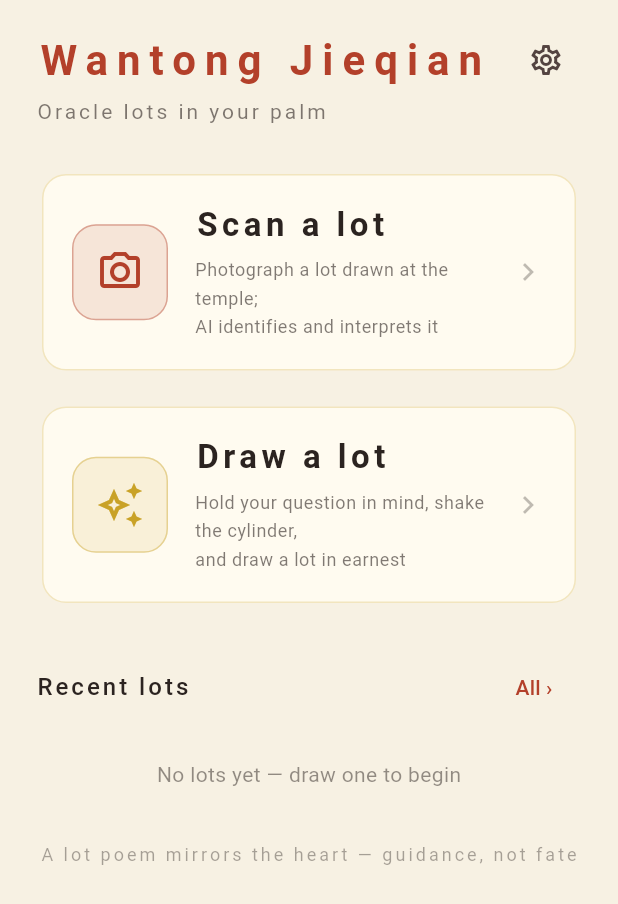
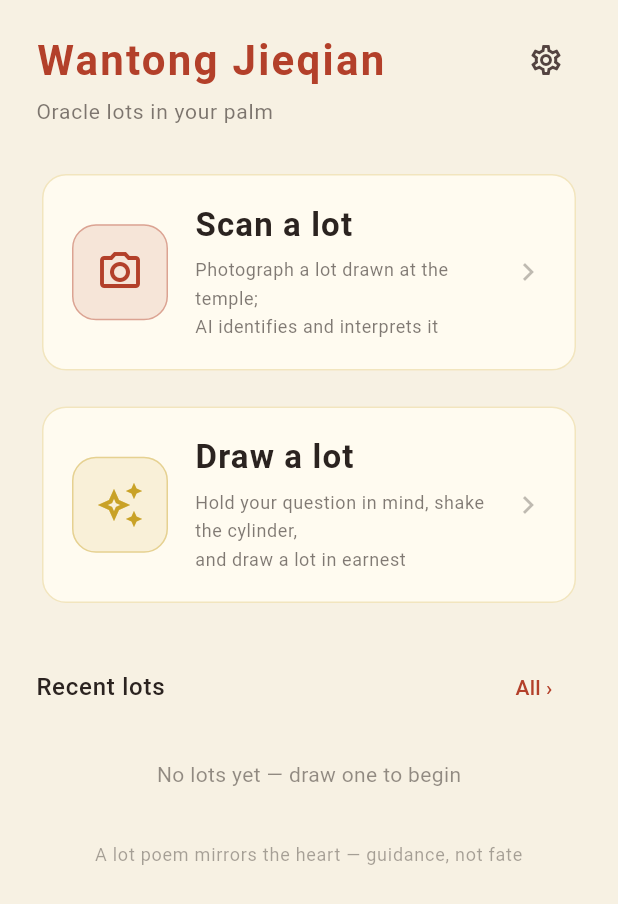
Before and after one commit to kth2/MindLot_app, a Flutter app: the screen it shows after launch, on a phone screen of 412 x 824 dp. Shown: the top 904 px of the screen. Run offline on Flutter 3.47's test engine with Material 3 defaults, Android fonts, the phone set to English and light mode, and no system bars; our stand-ins replace audioplayers, camera, flutter_riverpod, go_router, google_fonts, image_picker and 2 more; Roboto replaces fonts that are missing (Noto Serif Tc).

Commit message:
Fix header overflow that pushed the Settings button off-screen
On an English UI the home title overflowed by ~53px and shoved the gear
icon past the right edge, making Settings unreachable (so the API key
couldn't be entered).

- Home header: title now sits in an Expanded + FittedBox(scaleDown), so
  the Settings button stays on screen for any localized name length;
  "Recent lots" row gets Flexible + ellipsis for the same reason
- Add scriptSpacing(): generous letter-spacing suits square CJK glyphs but
  makes Latin text sprawl and overflow — it now returns the wide value for
  zh and a quarter of it otherwise. Applied to every title with tracking
  >= 3 across home, draw, 擲筊, lot detail, manual input and the share card
- Cap text scaling at 1.3x in MaterialApp.builder so a large system font
  setting can't reintroduce overflow

Co-Authored-By: Claude Opus 4.8 <noreply@anthropic.com>
Claude-Session: https://claude.ai/code/session_01T5hfJBLn3faePgzVBpVyjT

```diff
--- a/lib/app.dart
+++ b/lib/app.dart
@@ -44,6 +44,18 @@ class MindLotApp extends ConsumerWidget {
             ? const Locale.fromSubtags(languageCode: 'zh', scriptCode: 'Hant')
             : const Locale('en');
       },
+      // Honour the device font-size setting, but cap it: this UI has wide
+      // letter-spacing and long localized strings, and beyond ~1.3x rows
+      // start to overflow on narrow phones.
+      builder: (context, child) {
+        final mq = MediaQuery.of(context);
+        return MediaQuery(
+          data: mq.copyWith(
+            textScaler: mq.textScaler.clamp(maxScaleFactor: 1.3),
+          ),
+          child: child!,
+        );
+      },
       routerConfig: appRouter,
     );
   }
--- a/lib/core/theme/app_theme.dart
+++ b/lib/core/theme/app_theme.dart
@@ -2,6 +2,14 @@ import 'package:flutter/material.dart';
 import 'package:google_fonts/google_fonts.dart';
 
 import 'app_colors.dart';
+
+/// Letter-spacing tuned for the current UI language.
+///
+/// Generous tracking suits square CJK glyphs, but the same value makes Latin
+/// text sprawl — and overflow narrow phones. Returns [cjk] for Chinese, a
+/// much tighter value otherwise.
+double scriptSpacing(BuildContext context, double cjk) =>
+    Localizations.localeOf(context).languageCode == 'zh' ? cjk : cjk * 0.25;
 
 /// Light & dark themes with Noto Serif TC for a classical, engraved feel.
 abstract final class AppTheme {
--- a/lib/features/draw/draw_screen.dart
+++ b/lib/features/draw/draw_screen.dart
@@ -6,6 +6,7 @@ import 'package:go_router/go_router.dart';
 
 import '../../core/router/app_router.dart';
 import '../../core/theme/app_colors.dart';
+import '../../core/theme/app_theme.dart';
 import '../../data/models/lot.dart';
 import '../../data/models/lot_set.dart';
 import '../../l10n/app_localizations.dart';
@@ -224,7 +225,7 @@ class _RevealCard extends StatelessWidget {
             children: [
               Text(l10n.youDrew,
                   style: theme.textTheme.bodyMedium?.copyWith(
-                    letterSpacing: 4,
+                    letterSpacing: scriptSpacing(context, 4),
                     color: theme.colorScheme.onSurface.withValues(alpha: 0.6),
                   )),
               const SizedBox(height: 8),
--- a/lib/features/home/home_screen.dart
+++ b/lib/features/home/home_screen.dart
@@ -3,6 +3,7 @@ import 'package:flutter_riverpod/flutter_riverpod.dart';
 import 'package:go_router/go_router.dart';
 
 import '../../core/theme/app_colors.dart';
+import '../../core/theme/app_theme.dart';
 import '../../l10n/app_localizations.dart';
 import '../../providers/history_provider.dart';
 
@@ -25,14 +26,23 @@ class HomeScreen extends ConsumerWidget {
             crossAxisAlignment: CrossAxisAlignment.stretch,
             children: [
               Row(
-                mainAxisAlignment: MainAxisAlignment.spaceBetween,
                 children: [
-                  Text(l10n.appName,
-                      style: theme.textTheme.headlineMedium?.copyWith(
-                        fontWeight: FontWeight.w700,
-                        letterSpacing: 6,
-                        color: AppColors.vermilion,
-                      )),
+                  // Expanded + scaleDown keeps the settings button reachable
+                  // however long the localized app name is.
+                  Expanded(
+                    child: FittedBox(
+                      fit: BoxFit.scaleDown,
+                      alignment: Alignment.centerLeft,
+                      child: Text(l10n.appName,
+                          maxLines: 1,
+                          style: theme.textTheme.headlineMedium?.copyWith(
+                            fontWeight: FontWeight.w700,
+                            letterSpacing: scriptSpacing(context, 6),
+                            color: AppColors.vermilion,
+                          )),
+                    ),
+                  ),
+                  const SizedBox(width: 8),
                   IconButton(
                     onPressed: () => context.push('/settings'),
                     icon: const Icon(Icons.settings_outlined),
@@ -43,7 +53,7 @@ class HomeScreen extends ConsumerWidget {
               Text(l10n.homeMotto,
                   style: theme.textTheme.bodyMedium?.copyWith(
                     color: theme.colorScheme.onSurface.withValues(alpha: 0.6),
-                    letterSpacing: 2,
+                    letterSpacing: scriptSpacing(context, 2),
                   )),
               const SizedBox(height: 28),
 
@@ -68,9 +78,12 @@ class HomeScreen extends ConsumerWidget {
               Row(
                 mainAxisAlignment: MainAxisAlignment.spaceBetween,
                 children: [
-                  Text(l10n.recentRecords,
-                      style: theme.textTheme.titleMedium
-                          ?.copyWith(letterSpacing: 2)),
+                  Flexible(
+                    child: Text(l10n.recentRecords,
+                        overflow: TextOverflow.ellipsis,
+                        style: theme.textTheme.titleMedium?.copyWith(
+                            letterSpacing: scriptSpacing(context, 2))),
+                  ),
                   TextButton(
                     onPressed: () => context.push('/history'),
                     child: Text(l10n.viewAll),
@@ -124,9 +137,10 @@ class HomeScreen extends ConsumerWidget {
               Center(
                 child: Text(
                   l10n.appFooter,
+                  textAlign: TextAlign.center,
                   style: theme.textTheme.bodySmall?.copyWith(
                     color: theme.colorScheme.onSurface.withValues(alpha: 0.4),
-                    letterSpacing: 2,
+                    letterSpacing: scriptSpacing(context, 2),
                   ),
                 ),
               ),
@@ -182,7 +196,7 @@ class _RiteCard extends StatelessWidget {
                     Text(title,
                         style: theme.textTheme.titleLarge?.copyWith(
                           fontWeight: FontWeight.w600,
-                          letterSpacing: 3,
+                          letterSpacing: scriptSpacing(context, 3),
                         )),
                     const SizedBox(height: 6),
                     Text(subtitle,
--- a/lib/features/lot/lot_detail_screen.dart
+++ b/lib/features/lot/lot_detail_screen.dart
@@ -4,6 +4,7 @@ import 'package:uuid/uuid.dart';
 
 import '../../core/router/app_router.dart';
 import '../../core/theme/app_colors.dart';
+import '../../core/theme/app_theme.dart';
 import '../../data/models/divination_record.dart';
 import '../../data/models/lot.dart';
 import '../../l10n/ai_error_text.dart';
@@ -167,7 +168,7 @@ class _LotDetailScreenState extends ConsumerState<LotDetailScreen> {
                         style: theme.textTheme.headlineMedium?.copyWith(
                           color: AppColors.vermilion,
                           fontWeight: FontWeight.w700,
-                          letterSpacing: 4,
+                          letterSpacing: scriptSpacing(context, 4),
                         )),
                     const SizedBox(height: 8),
                     Wrap(
--- a/lib/features/lot/widgets/lot_share_card.dart
+++ b/lib/features/lot/widgets/lot_share_card.dart
@@ -74,14 +74,14 @@ class LotShareCard extends StatelessWidget {
                 Text(setName,
                     style: theme.textTheme.bodyMedium?.copyWith(
                       color: AppColors.inkSoft,
-                      letterSpacing: 3,
+                      letterSpacing: scriptSpacing(context, 3),
                     )),
                 const SizedBox(height: 4),
                 Text(lot.label,
                     style: theme.textTheme.headlineMedium?.copyWith(
                       color: AppColors.vermilion,
                       fontWeight: FontWeight.w700,
-                      letterSpacing: 4,
+                      letterSpacing: scriptSpacing(context, 4),
                     )),
                 const SizedBox(height: 8),
                 Wrap(
--- a/lib/features/lot/widgets/lot_share_sheet.dart
+++ b/lib/features/lot/widgets/lot_share_sheet.dart
@@ -6,6 +6,7 @@ import 'package:flutter/rendering.dart';
 import 'package:path_provider/path_provider.dart';
 import 'package:share_plus/share_plus.dart';
 
+import '../../../core/theme/app_theme.dart';
 import '../../../data/models/lot.dart';
 import '../../../l10n/app_localizations.dart';
 import 'lot_share_card.dart';
@@ -88,7 +89,7 @@ class _LotShareSheetState extends State<_LotShareSheet> {
         mainAxisSize: MainAxisSize.min,
         children: [
           Text(l10n.shareThisLot,
-              style: theme.textTheme.titleLarge?.copyWith(letterSpacing: 4)),
+              style: theme.textTheme.titleLarge?.copyWith(letterSpacing: scriptSpacing(context, 4))),
           const SizedBox(height: 16),
           Flexible(
             child: SingleChildScrollView(
--- a/lib/features/photo/widgets/manual_input_sheet.dart
+++ b/lib/features/photo/widgets/manual_input_sheet.dart
@@ -2,6 +2,7 @@ import 'package:flutter/material.dart';
 import 'package:flutter_riverpod/flutter_riverpod.dart';
 
 import '../../../core/theme/app_colors.dart';
+import '../../../core/theme/app_theme.dart';
 import '../../../data/models/lot.dart';
 import '../../../data/models/lot_set.dart';
 import '../../../l10n/app_localizations.dart';
@@ -89,7 +90,7 @@ class _ManualInputSheetState extends ConsumerState<_ManualInputSheet> {
         children: [
           Text(l10n.manualInput,
               textAlign: TextAlign.center,
-              style: theme.textTheme.titleLarge?.copyWith(letterSpacing: 3)),
+              style: theme.textTheme.titleLarge?.copyWith(letterSpacing: scriptSpacing(context, 3))),
           const SizedBox(height: 20),
           setsAsync.when(
             loading: () =>
```
Also changed, not shown: lib/features/draw/widgets/jiao_bei_sheet.dart (+4 -3 lines).
